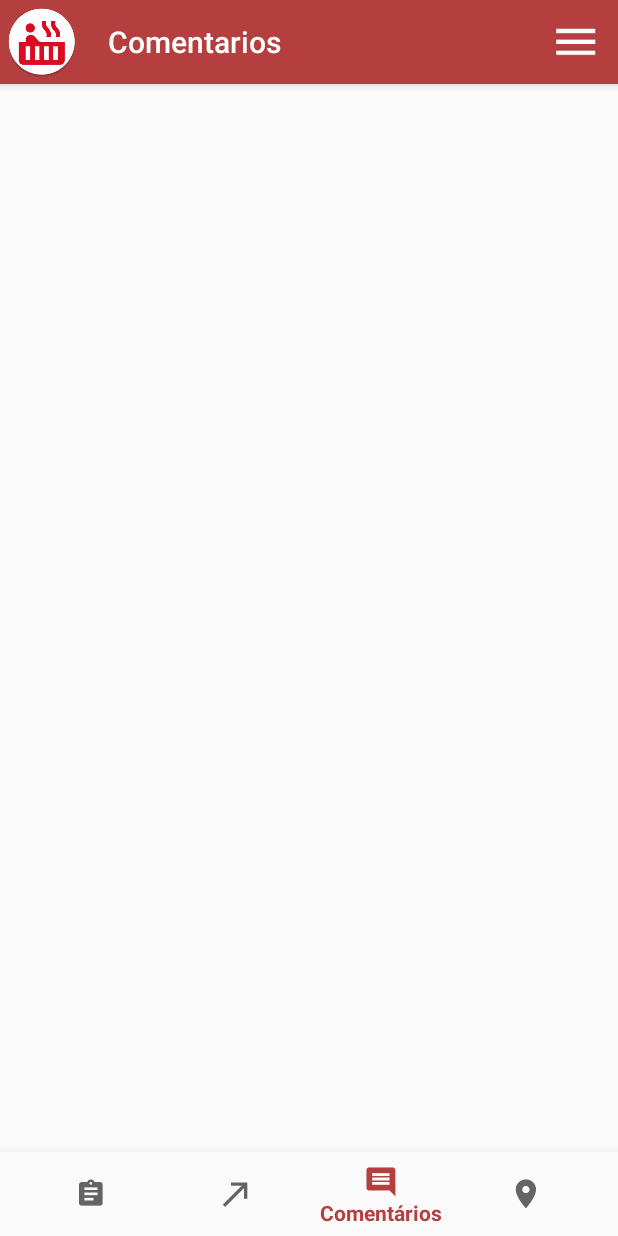
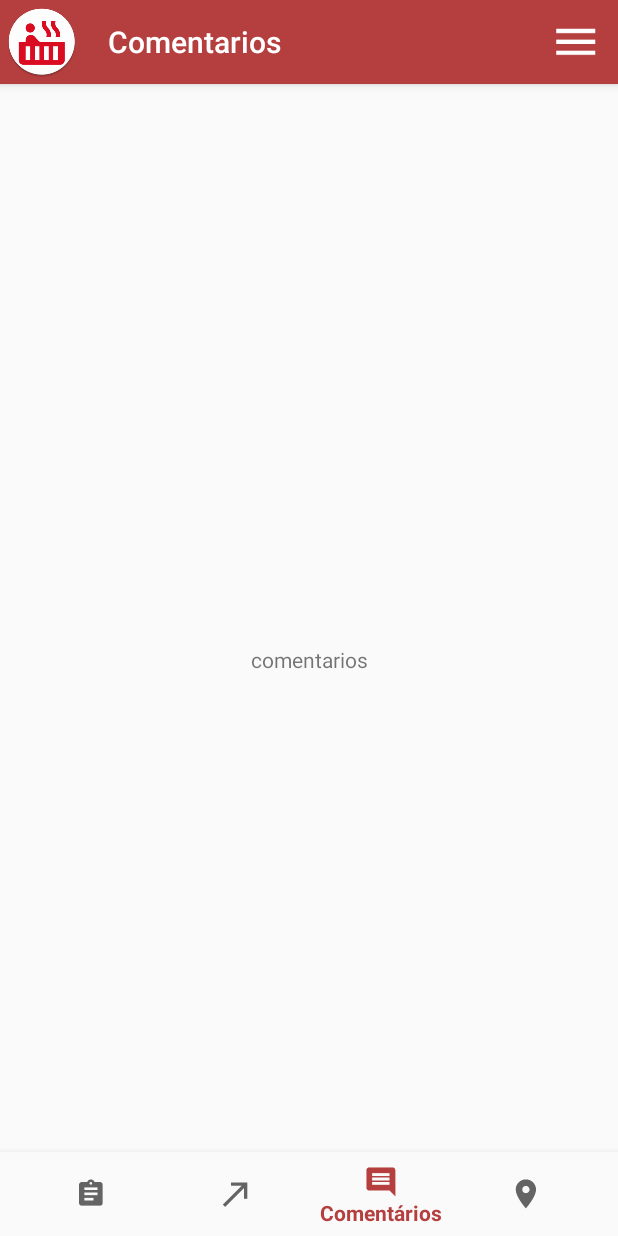
Before and after one commit to MarcosWorker/EspetinhoApp, an Android app: the screen it shows after launch (MainActivity), item 3 of the bottom bar chosen, on a phone screen of 412 x 824 dp. Run offline under Robolectric (Android 15) with nearby library versions, the phone set to English and light mode, and no system bars.

Commit message:
Implementação dos fragments e menu

```diff
--- a/app/build.gradle
+++ b/app/build.gradle
@@ -28,5 +28,6 @@ dependencies {
     compile 'com.android.support:appcompat-v7:26.+'
     compile 'com.android.support:design:26.+'
     compile 'com.android.support:support-vector-drawable:26.+'
+    compile 'com.android.support:support-v4:26.+'
     testCompile 'junit:junit:4.12'
 }
--- a/app/src/main/AndroidManifest.xml
+++ b/app/src/main/AndroidManifest.xml
@@ -10,7 +10,7 @@
         android:supportsRtl="true"
         android:theme="@style/AppTheme">
         <activity
-            android:name=".MainActivity"
+            android:name=".flow.MainActivity"
             android:screenOrientation="portrait"
             android:label="@string/app_name">
             <intent-filter>
--- a/app/src/main/java/br/com/forum/espetinhoapp/MainActivity.java
+++ b/app/src/main/java/br/com/forum/espetinhoapp/flow/MainActivity.java
@@ -1,17 +1,26 @@
-package br.com.forum.espetinhoapp;
+package br.com.forum.espetinhoapp.flow;
 
+import android.os.Build;
 import android.os.Bundle;
 import android.support.annotation.NonNull;
 import android.support.design.widget.BottomNavigationView;
+import android.support.v4.app.FragmentTransaction;
 import android.support.v7.app.AppCompatActivity;
 import android.support.v7.widget.Toolbar;
 import android.view.Menu;
 import android.view.MenuItem;
-import android.widget.Toast;
+
+import br.com.forum.espetinhoapp.R;
+import br.com.forum.espetinhoapp.flow.fragments.CardapioFragment;
+import br.com.forum.espetinhoapp.flow.fragments.ComentariosFragment;
+import br.com.forum.espetinhoapp.flow.fragments.LocalFragment;
+import br.com.forum.espetinhoapp.flow.fragments.PedidosFragment;
 
 public class MainActivity extends AppCompatActivity {
 
     private Toolbar myToolbar = null;
+    private FragmentTransaction fragmentTransaction = null;
+    private BottomNavigationView navigation = null;
 
     private BottomNavigationView.OnNavigationItemSelectedListener mOnNavigationItemSelectedListener
             = new BottomNavigationView.OnNavigationItemSelectedListener() {
@@ -21,15 +30,27 @@ public class MainActivity extends AppCompatActivity {
             switch (item.getItemId()) {
                 case R.id.navigation_cardapio:
                     myToolbar.setTitle("Cardápio");
+                    fragmentTransaction = getSupportFragmentManager().beginTransaction();
+                    fragmentTransaction.replace(R.id.content, new CardapioFragment());
+                    fragmentTransaction.commit();
                     return true;
                 case R.id.navigation_pedido:
                     myToolbar.setTitle("Pedidos");
+                    fragmentTransaction = getSupportFragmentManager().beginTransaction();
+                    fragmentTransaction.replace(R.id.content, new PedidosFragment());
+                    fragmentTransaction.commit();
                     return true;
                 case R.id.navigation_comentarios:
                     myToolbar.setTitle("Comentarios");
+                    fragmentTransaction = getSupportFragmentManager().beginTransaction();
+                    fragmentTransaction.replace(R.id.content, new ComentariosFragment());
+                    fragmentTransaction.commit();
                     return true;
                 case R.id.navigation_local:
                     myToolbar.setTitle("Localização");
+                    fragmentTransaction = getSupportFragmentManager().beginTransaction();
+                    fragmentTransaction.replace(R.id.content, new LocalFragment());
+                    fragmentTransaction.commit();
                     return true;
             }
             return false;
@@ -37,6 +58,7 @@ public class MainActivity extends AppCompatActivity {
 
     };
 
+    @android.support.annotation.RequiresApi(api = Build.VERSION_CODES.M)
     @Override
     protected void onCreate(Bundle savedInstanceState) {
         super.onCreate(savedInstanceState);
@@ -48,7 +70,12 @@ public class MainActivity extends AppCompatActivity {
         myToolbar.setNavigationIcon(R.mipmap.ic_launcher);
         setSupportActionBar(myToolbar);
 
-        BottomNavigationView navigation = (BottomNavigationView) findViewById(R.id.navigation);
+        //abre por default na tela do Cardapio
+        fragmentTransaction = getSupportFragmentManager().beginTransaction();
+        fragmentTransaction.replace(R.id.content, new CardapioFragment());
+        fragmentTransaction.commit();
+
+        navigation = (BottomNavigationView) findViewById(R.id.navigation);
         navigation.setOnNavigationItemSelectedListener(mOnNavigationItemSelectedListener);
     }
 
@@ -62,10 +89,8 @@ public class MainActivity extends AppCompatActivity {
     public boolean onOptionsItemSelected(MenuItem item) {
 
         switch (item.getItemId()) {
-            case R.id.menu_config:
-                Toast.makeText(this, "Em construção", Toast.LENGTH_SHORT).show();
-                myToolbar.setTitle("Configurações");
-                break;
+            case R.id.menu_sair:
+                finish();
         }
         return true;
     }
--- /dev/null
+++ b/app/src/main/java/br/com/forum/espetinhoapp/flow/fragments/CardapioFragment.java
@@ -0,0 +1,30 @@
+package br.com.forum.espetinhoapp.flow.fragments;
+
+
+import android.os.Bundle;
+import android.support.v4.app.Fragment;
+import android.view.LayoutInflater;
+import android.view.View;
+import android.view.ViewGroup;
+
+import br.com.forum.espetinhoapp.R;
+
+/**
+ * A simple {@link Fragment} subclass.
+ */
+public class CardapioFragment extends Fragment {
+
+
+    public CardapioFragment() {
+        // Required empty public constructor
+    }
+
+
+    @Override
+    public View onCreateView(LayoutInflater inflater, ViewGroup container,
+                             Bundle savedInstanceState) {
+        // Inflate the layout for this fragment
+        return inflater.inflate(R.layout.fragment_cardapio, container, false);
+    }
+
+}
--- /dev/null
+++ b/app/src/main/java/br/com/forum/espetinhoapp/flow/fragments/ComentariosFragment.java
@@ -0,0 +1,30 @@
+package br.com.forum.espetinhoapp.flow.fragments;
+
+
+import android.os.Bundle;
+import android.support.v4.app.Fragment;
+import android.view.LayoutInflater;
+import android.view.View;
+import android.view.ViewGroup;
+
+import br.com.forum.espetinhoapp.R;
+
+/**
+ * A simple {@link Fragment} subclass.
+ */
+public class ComentariosFragment extends Fragment {
+
+
+    public ComentariosFragment() {
+        // Required empty public constructor
+    }
+
+
+    @Override
+    public View onCreateView(LayoutInflater inflater, ViewGroup container,
+                             Bundle savedInstanceState) {
+        // Inflate the layout for this fragment
+        return inflater.inflate(R.layout.fragment_comentarios, container, false);
+    }
+
+}
--- a/app/src/main/res/layout/activity_main.xml
+++ b/app/src/main/res/layout/activity_main.xml
@@ -6,7 +6,7 @@
     android:layout_width="match_parent"
     android:layout_height="match_parent"
     android:orientation="vertical"
-    tools:context="br.com.forum.espetinhoapp.MainActivity">
+    tools:context="br.com.forum.espetinhoapp.flow.MainActivity">
     <android.support.v7.widget.Toolbar
         android:id="@+id/toolbar_main"
         android:layout_width="match_parent"
--- /dev/null
+++ b/app/src/main/res/layout/fragment_comentarios.xml
@@ -0,0 +1,14 @@
+<FrameLayout xmlns:android="http://schemas.android.com/apk/res/android"
+    xmlns:tools="http://schemas.android.com/tools"
+    android:layout_width="match_parent"
+    android:layout_height="match_parent"
+    tools:context="br.com.forum.espetinhoapp.flow.fragments.ComentariosFragment">
+
+    <!-- TODO: Update blank fragment layout -->
+    <TextView
+        android:layout_width="match_parent"
+        android:layout_height="match_parent"
+        android:gravity="center"
+        android:text="comentarios"/>
+
+</FrameLayout>
--- a/app/src/main/res/menu/menu_main.xml
+++ b/app/src/main/res/menu/menu_main.xml
@@ -11,8 +11,8 @@
         app:showAsAction="always">
         <menu>
             <item
-                android:id="@+id/menu_config"
-                android:title="Configurações" />
+                android:id="@+id/menu_sair"
+                android:title="Sair" />
         </menu>
 
     </item>
--- a/app/src/main/res/values/strings.xml
+++ b/app/src/main/res/values/strings.xml
@@ -1,3 +1,6 @@
 <resources>
     <string name="app_name">EspetinhoApp</string>
+
+    <!-- TODO: Remove or change this placeholder text -->
+    <string name="hello_blank_fragment">Hello blank fragment</string>
 </resources>
```
Also changed, not shown: app/src/main/java/br/com/forum/espetinhoapp/flow/fragments/LocalFragment.java (added, +30 -0 lines), app/src/main/java/br/com/forum/espetinhoapp/flow/fragments/PedidosFragment.java (added, +30 -0 lines), app/src/main/res/layout/fragment_cardapio.xml (added, +14 -0 lines), app/src/main/res/layout/fragment_local.xml (added, +14 -0 lines), app/src/main/res/layout/fragment_pedidos.xml (added, +14 -0 lines).
